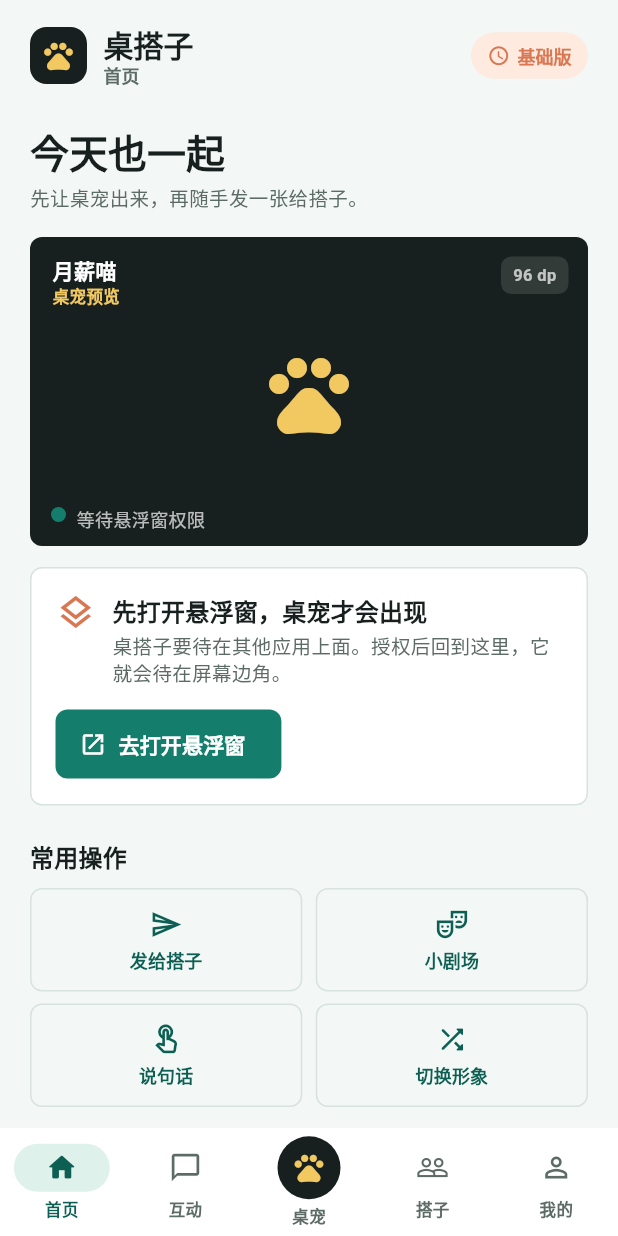
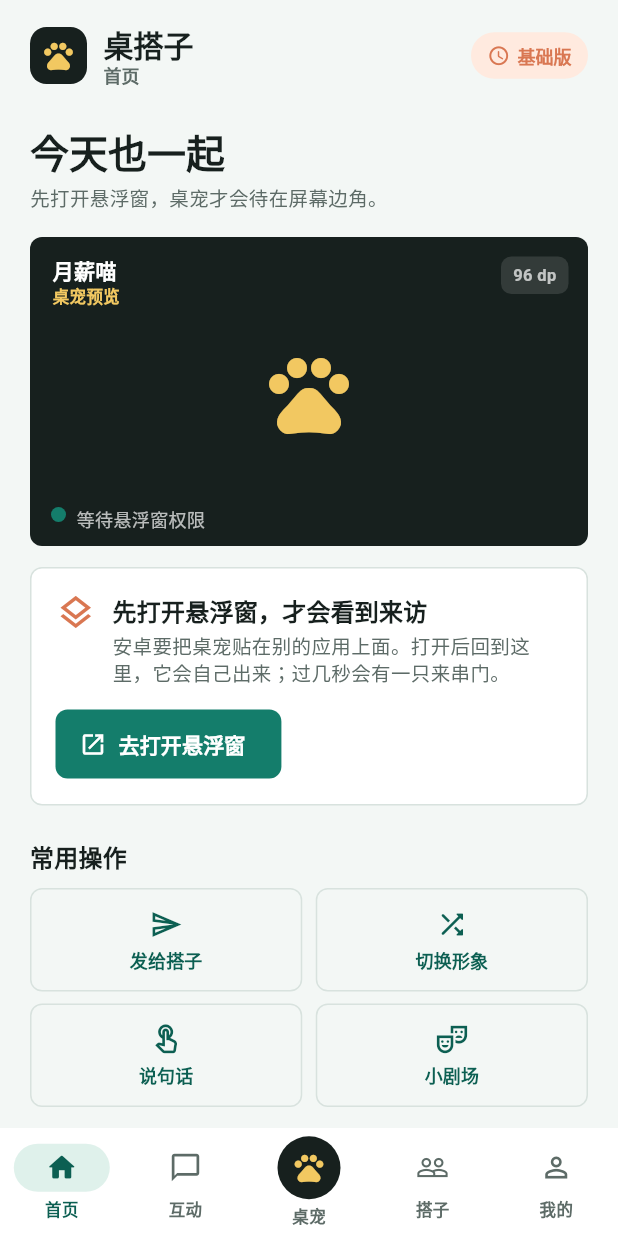
Before and after one commit to W-CLL/zhuodazi, a Flutter app: the screen it shows after launch, on a phone screen of 412 x 824 dp. Run offline on Flutter 3.47's test engine with Material 3 defaults, Android fonts, the phone set to English and light mode, and no system bars.

Commit message:
feat: lead trial with a visit and start Android after overlay grant
Show the demo visit first, then teach solo play. Android now explains
why overlay permission is required and starts the pet when the user
returns from Settings.

```diff
--- a/mobile_ui/lib/main.dart
+++ b/mobile_ui/lib/main.dart
@@ -183,7 +183,7 @@ class _AppShellState extends State<AppShell> with WidgetsBindingObserver {
   @override
   void didChangeAppLifecycleState(AppLifecycleState state) {
     if (state == AppLifecycleState.resumed && mounted) {
-      _controller.refresh(checkTrial: true);
+      _controller.onAppResumed();
     }
   }
 
@@ -336,19 +336,62 @@ class HomePage extends StatelessWidget {
   @override
   Widget build(BuildContext context) {
     final snapshot = controller.snapshot;
+    final trial = !snapshot.activated && controller.liveTrialSeconds > 0;
+    final actions = <Widget>[
+      QuickAction(
+        icon: Icons.shuffle_rounded,
+        label: '切换形象',
+        onTap: () => runAction(
+          context,
+          controller.service('next'),
+          (_) => '已换好桌宠',
+        ),
+      ),
+      QuickAction(
+        icon: Icons.touch_app_outlined,
+        label: '说句话',
+        onTap: () => runAction(
+          context,
+          controller.service('interact'),
+          (_) => '桌宠回应你了',
+        ),
+      ),
+      QuickAction(
+        icon: Icons.theater_comedy_outlined,
+        label: '小剧场',
+        onTap: () => startTheater(context, controller),
+      ),
+      QuickAction(
+        icon: Icons.send_outlined,
+        label: '发给搭子',
+        onTap: () => sendHomeGif(context, controller),
+      ),
+    ];
+    if (!trial) {
+      actions.insert(0, actions.removeLast());
+    }
     return PageScroll(
       onRefresh: controller.refresh,
       children: [
-        const PageIntro(title: '今天也一起', subtitle: '先让桌宠出来，再随手发一张给搭子。'),
+        PageIntro(
+          title: '今天也一起',
+          subtitle: !snapshot.overlayAllowed
+              ? (trial
+                  ? '先打开悬浮窗，桌宠才会出来演一次来访。发给对象需要激活。'
+                  : '先打开悬浮窗，桌宠才会待在屏幕边角。')
+              : trial
+              ? '先让桌宠出来，等它演一次来访。发给对象需要激活。'
+              : '先让桌宠出来，再随手发一张给搭子。',
+        ),
         PetStage(snapshot: snapshot, gif: controller.petGif, height: 206),
         const SizedBox(height: 14),
-        if (!snapshot.activated && controller.liveTrialSeconds > 0) ...[
+        if (trial) ...[
           Panel(
             color: _mint,
             child: StatusLine(
               icon: Icons.timer_outlined,
               title: '完整体验还剩 ${trialClock(controller.liveTrialSeconds)}',
-              detail: '先拖一拖、换一只。发 GIF 给搭子需要正式激活。',
+              detail: '先看着它来串门。发给对象需要正式激活。',
               color: _brand,
             ),
           ),
@@ -358,38 +401,7 @@ class HomePage extends StatelessWidget {
         const SizedBox(height: 22),
         const SectionTitle(label: '常用操作'),
         const SizedBox(height: 9),
-        AdaptiveActionRow(
-          children: [
-            QuickAction(
-              icon: Icons.send_outlined,
-              label: '发给搭子',
-              onTap: () => sendHomeGif(context, controller),
-            ),
-            QuickAction(
-              icon: Icons.theater_comedy_outlined,
-              label: '小剧场',
-              onTap: () => startTheater(context, controller),
-            ),
-            QuickAction(
-              icon: Icons.touch_app_outlined,
-              label: '说句话',
-              onTap: () => runAction(
-                context,
-                controller.service('interact'),
-                (_) => '桌宠回应你了',
-              ),
-            ),
-            QuickAction(
-              icon: Icons.shuffle_rounded,
-              label: '切换形象',
-              onTap: () => runAction(
-                context,
-                controller.service('next'),
-                (_) => '已换好桌宠',
-              ),
-            ),
-          ],
-        ),
+        AdaptiveActionRow(children: actions),
       ],
     );
   }
@@ -406,10 +418,12 @@ class _HomeStatus extends StatelessWidget {
         child: Column(
           crossAxisAlignment: CrossAxisAlignment.start,
           children: [
-            const StatusLine(
+            StatusLine(
               icon: Icons.layers_outlined,
-              title: '先打开悬浮窗，桌宠才会出现',
-              detail: '桌搭子要待在其他应用上面。授权后回到这里，它就会待在屏幕边角。',
+              title: '先打开悬浮窗，才会看到来访',
+              detail: controller.snapshot.activated
+                  ? '安卓要把桌宠贴在别的应用上面。打开后回到这里，它会自己出来。'
+                  : '安卓要把桌宠贴在别的应用上面。打开后回到这里，它会自己出来；过几秒会有一只来串门。',
               color: _coral,
             ),
             const SizedBox(height: 14),
@@ -431,10 +445,12 @@ class _HomeStatus extends StatelessWidget {
         child: Column(
           crossAxisAlignment: CrossAxisAlignment.start,
           children: [
-            const StatusLine(
+            StatusLine(
               icon: Icons.bedtime_outlined,
               title: '桌宠还在等你',
-              detail: '启动后会待在屏幕边角。点它打开菜单，也可以从这里发给搭子。',
+              detail: controller.snapshot.activated
+                  ? '启动后会待在屏幕边角。点它打开菜单，也可以从这里发给搭子。'
+                  : '启动后会待在屏幕边角。过几秒会有一只来串门（演示）。',
               color: _brand,
             ),
             const SizedBox(height: 14),
@@ -452,10 +468,13 @@ class _HomeStatus extends StatelessWidget {
       );
     }
     final inactiveTouch = snapshot.hidden || snapshot.clickThrough;
+    final trial = !snapshot.activated && controller.liveTrialSeconds > 0;
     final detail = snapshot.hidden
         ? '桌宠仍在后台运行，随时可以恢复显示。'
         : snapshot.clickThrough
         ? '当前触摸会直接交给桌宠下方的应用。'
+        : trial
+        ? '点桌宠打开菜单。过几秒会有一只来串门（演示）。'
         : '点桌宠打开菜单，或直接把当前形象发给搭子。';
     return Panel(
       child: Column(
@@ -474,9 +493,17 @@ class _HomeStatus extends StatelessWidget {
             SizedBox(
               width: double.infinity,
               child: FilledButton.icon(
-                onPressed: () => sendHomeGif(context, controller),
-                icon: const Icon(Icons.send_outlined),
-                label: const Text('发给搭子'),
+                onPressed: () => trial
+                    ? runAction(
+                        context,
+                        controller.service('next'),
+                        (_) => '已换好桌宠',
+                      )
+                    : sendHomeGif(context, controller),
+                icon: Icon(
+                  trial ? Icons.shuffle_rounded : Icons.send_outlined,
+                ),
+                label: Text(trial ? '换一只' : '发给搭子'),
               ),
             ),
             const SizedBox(height: 9),
@@ -986,13 +1013,13 @@ class _CompanionPageState extends State<CompanionPage> {
                 ),
                 const SizedBox(height: 12),
                 Text(
-                  trial ? '体验期先看看怎么发' : '正式激活后可以互发',
+                  trial ? '体验期先看着来访' : '正式激活后可以互发',
                   style: Theme.of(context).textTheme.titleLarge,
                 ),
                 const SizedBox(height: 5),
                 Text(
                   trial
-                      ? '现在可以先启动桌宠、换一只、点它说话。把当前 GIF 发给另一台设备，需要正式激活。'
+                      ? '桌宠出来后，系统会先演一次来访。想让对象也派一只过来，激活后换一对码。'
                       : '激活后即可配对，把当前桌宠发给搭子。Android 设备单独计为一台。',
                 ),
                 const SizedBox(height: 14),
```
Also changed, not shown: mobile_ui/lib/app_controller.dart (+20 -1 lines), 16 other files.
